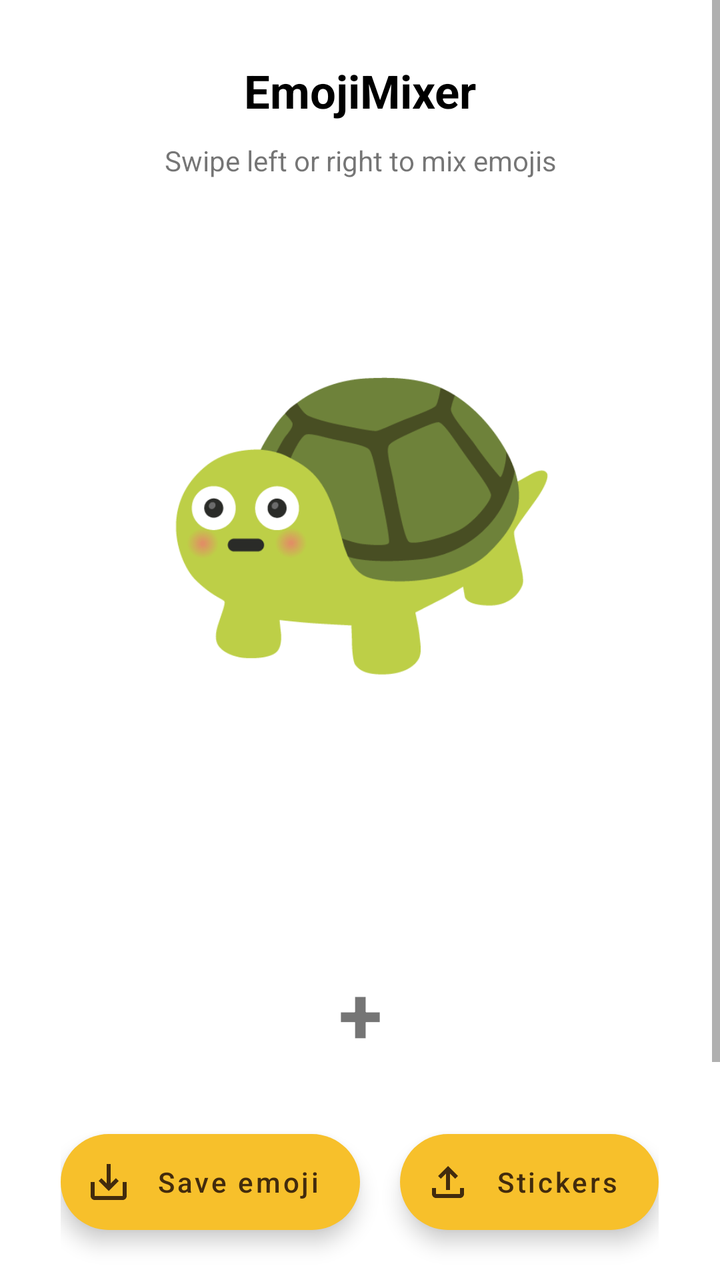
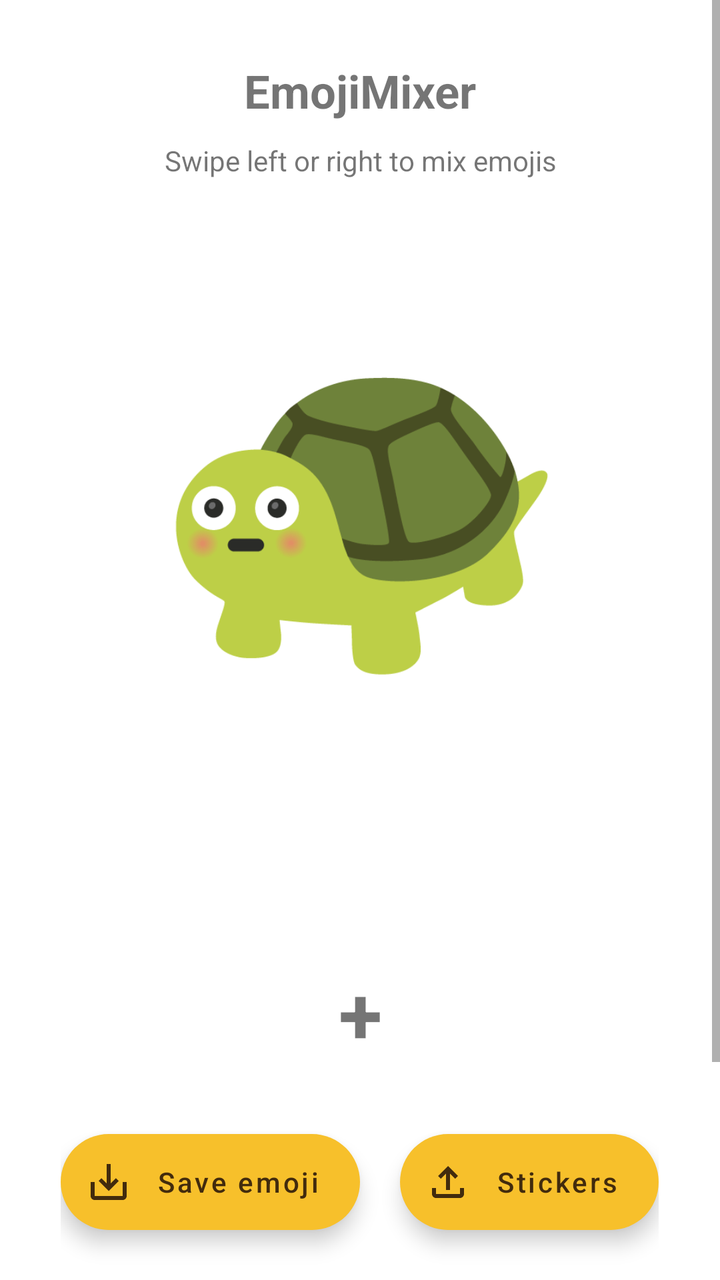

An Android layout rendered at two revisions. The XML below is the earlier revision; the diff shows what the commit changed to produce the second picture.
<!-- AndroidManifest.xml: application theme Theme.MyApplication -->
<!-- res/layout/activity_main.xml -->
<?xml version="1.0" encoding="utf-8"?>
<LinearLayout xmlns:android="http://schemas.android.com/apk/res/android"
    xmlns:app="http://schemas.android.com/apk/res-auto"
    android:layout_width="match_parent"
    android:layout_height="match_parent"
    android:gravity="center_horizontal"
    android:weightSum="3"
    android:orientation="vertical">

    <ScrollView
        android:layout_width="match_parent"
        android:layout_weight="3"
        android:layout_height="match_parent">
        <LinearLayout
            android:layout_weight="3"
            android:layout_width="match_parent"
            android:layout_height="match_parent"
            android:layout_marginTop="20dp"
            android:gravity="center_horizontal"
            android:orientation="vertical">

            <TextView
                android:id="@+id/activityTitle"
                android:layout_width="match_parent"
                android:layout_height="wrap_content"
                android:layout_marginTop="10dp"
                android:gravity="center"
                android:text="@string/app_name"
                android:textColor="#000"
                android:textSize="23sp"
                android:textStyle="bold" />

            <TextView
                android:id="@+id/activityDesc"
                android:layout_width="match_parent"
                android:layout_height="wrap_content"
                android:layout_marginTop="10dp"
                android:layout_marginBottom="60dp"
                android:gravity="center"
                android:text="@string/swipe_left_or_right_to_mix_emojis"
                android:textSize="14sp" />

            <LinearLayout
                android:layout_width="match_parent"
                android:layout_height="match_parent"
                android:layout_weight="1"
                android:gravity="center_horizontal"
                android:orientation="vertical">

                <RelativeLayout
                    android:layout_width="200dp"
                    android:layout_height="200dp">

                    <com.google.android.material.progressindicator.CircularProgressIndicator
                        android:id="@+id/progressBar"
                        android:layout_width="60dp"
                        android:layout_height="60dp"
                        android:layout_centerInParent="true"
                        android:indeterminate="true"
                        app:indicatorColor="#F7C02B"
                        app:indicatorSize="60dp"
                        app:trackCornerRadius="10dp"
                        app:trackThickness="5dp" />

                    <ImageView
                        android:id="@+id/mixedEmoji"
                        android:layout_width="200dp"
                        android:layout_height="200dp"
                        android:layout_centerInParent="true"
                        android:src="@drawable/shocked" />
                </RelativeLayout>

                <LinearLayout
                    android:layout_width="match_parent"
                    android:layout_height="wrap_content"
                    android:layout_marginTop="30dp"
                    android:orientation="vertical">

                    <LinearLayout
                        android:layout_width="match_parent"
                        android:layout_height="100dp"
                        android:orientation="vertical">

                        <androidx.recyclerview.widget.RecyclerView
                            android:id="@+id/emojisSlider1"
                            android:layout_width="match_parent"
                            android:layout_height="match_parent"
                            android:fadingEdge="horizontal"
                            android:fadingEdgeLength="30dp" />
                    </LinearLayout>

                    <TextView
                        android:layout_width="match_parent"
                        android:layout_height="wrap_content"
                        android:layout_marginBottom="10dp"
                        android:gravity="center"
                        android:text="+"
                        android:textSize="40sp"
                        android:textStyle="bold" />

                    <LinearLayout
                        android:layout_width="match_parent"
                        android:layout_height="wrap_content"
                        android:orientation="vertical">

                        <androidx.recyclerview.widget.RecyclerView
                            android:id="@+id/emojisSlider2"
                            android:layout_width="match_parent"
                            android:layout_height="match_parent"
                            android:fadingEdge="horizontal"
                            android:fadingEdgeLength="30dp" />

                    </LinearLayout>
                </LinearLayout>
            </LinearLayout>

        </LinearLayout>
    </ScrollView>
    <LinearLayout
        android:layout_width="wrap_content"
        android:gravity="center_horizontal"
        android:layout_height="wrap_content">
        <com.google.android.material.floatingactionbutton.ExtendedFloatingActionButton
            android:id="@+id/saveEmoji"
            android:layout_width="wrap_content"
            android:layout_height="wrap_content"
            android:layout_marginTop="30dp"
            android:layout_marginBottom="25dp"
            android:text="@string/save_emoji"
            android:textAllCaps="false"
            android:textColor="#422B0D"
            android:textSize="14sp"
            app:backgroundTint="#F7C02B"
            app:icon="@drawable/ic_outline_save_alt_24"
            app:iconTint="#422B0D" />

        <Space
            android:layout_width="20dp"
            android:layout_height="wrap_content"/>

        <com.google.android.material.floatingactionbutton.ExtendedFloatingActionButton
            android:id="@+id/export"
            android:layout_width="wrap_content"
            android:layout_height="wrap_content"
            android:layout_marginTop="30dp"
            android:layout_marginBottom="25dp"
            android:text="Stickers"
            android:textAllCaps="false"
            android:textColor="#422B0D"
            android:textSize="14sp"
            app:backgroundTint="#F7C02B"
            app:icon="@drawable/ic_outline_file_upload_24"
            app:iconTint="#422B0D" />
    </LinearLayout>
</LinearLayout>
<!-- resources referenced by this layout -->
<resources>
  <!-- drawable ic_outline_file_upload_24 (drawable) -->
  <vector android:height="24dp" android:tint="#000000"
      android:viewportHeight="24" android:viewportWidth="24"
      android:width="24dp" xmlns:android="http://schemas.android.com/apk/res/android">
      <path android:fillColor="@android:color/white" android:pathData="M18,15v3H6v-3H4v3c0,1.1 0.9,2 2,2h12c1.1,0 2,-0.9 2,-2v-3H18zM7,9l1.41,1.41L11,7.83V16h2V7.83l2.59,2.58L17,9l-5,-5L7,9z"/>
  </vector>
  <!-- drawable ic_outline_save_alt_24 (drawable) -->
  <vector xmlns:android="http://schemas.android.com/apk/res/android"
      android:width="24dp"
      android:height="24dp"
      android:tint="#FFFFFF"
      android:viewportWidth="24"
      android:viewportHeight="24">
      <path
          android:fillColor="@android:color/white"
          android:pathData="M19,12v7L5,19v-7L3,12v7c0,1.1 0.9,2 2,2h14c1.1,0 2,-0.9 2,-2v-7h-2zM13,12.67l2.59,-2.58L17,11.5l-5,5 -5,-5 1.41,-1.41L11,12.67L11,3h2v9.67z" />
  </vector>
  <!-- drawable shocked: png bitmap (drawable, 7876 bytes) -->
  <string name="app_name" translatable="false">EmojiMixer</string>
  <string name="save_emoji">Save emoji</string>
  <string name="swipe_left_or_right_to_mix_emojis">Swipe left or right to mix emojis</string>
  <style name="Theme.MyApplication" parent="Theme.MaterialComponents.Light.NoActionBar">
          
          <item name="colorPrimary">@color/purple_500</item>
          <item name="colorPrimaryVariant">@color/purple_700</item>
          <item name="colorOnPrimary">@color/white</item>
          
          <item name="colorSecondary">@color/teal_200</item>
          <item name="colorSecondaryVariant">@color/teal_700</item>
          <item name="colorOnSecondary">@color/black</item>
          
          <item name="android:statusBarColor">@android:color/white</item>
          <item name="android:windowLightStatusBar" tools:targetApi="m">true</item>
          <item name="bottomSheetDialogTheme">@style/AppBottomSheetDialogTheme</item>
  
          
      </style>
  <color name="purple_500">#FF6200EE</color>
  <color name="purple_700">#FF3700B3</color>
  <color name="white">#FFFFFFFF</color>
  <color name="teal_200">#FF03DAC5</color>
  <color name="teal_700">#FF018786</color>
  <color name="black">#FF000000</color>
  <style name="AppBottomSheetDialogTheme" parent="Theme.Design.Light.BottomSheetDialog">
          <item name="bottomSheetStyle">@style/AppModalStyle</item>
      </style>
  <style name="AppModalStyle" parent="Widget.Design.BottomSheet.Modal">
          <item name="android:background">@drawable/rounded_top_corners</item>
      </style>
  <!-- drawable rounded_top_corners (drawable) -->
  <?xml version="1.0" encoding="utf-8"?>
  <shape xmlns:android="http://schemas.android.com/apk/res/android"
      android:shape="rectangle">
      <solid android:color="@android:color/white"/>
      <corners android:topLeftRadius="16dp"
          android:topRightRadius="16dp"/>
  
  </shape>
</resources>

<!-- the commit's change to res/layout/activity_main.xml (unified diff, before → after) -->
@@ -1,6 +1,7 @@
 <?xml version="1.0" encoding="utf-8"?>
 <LinearLayout xmlns:android="http://schemas.android.com/apk/res/android"
     xmlns:app="http://schemas.android.com/apk/res-auto"
+    xmlns:tools="http://schemas.android.com/tools"
     android:layout_width="match_parent"
     android:layout_height="match_parent"
     android:gravity="center_horizontal"
@@ -10,11 +11,10 @@
     <ScrollView
         android:layout_width="match_parent"
         android:layout_weight="3"
-        android:layout_height="match_parent">
+        android:layout_height="0dp">
         <LinearLayout
-            android:layout_weight="3"
             android:layout_width="match_parent"
-            android:layout_height="match_parent"
+            android:layout_height="wrap_content"
             android:layout_marginTop="20dp"
             android:gravity="center_horizontal"
             android:orientation="vertical">
@@ -26,7 +26,6 @@
                 android:layout_marginTop="10dp"
                 android:gravity="center"
                 android:text="@string/app_name"
-                android:textColor="#000"
                 android:textSize="23sp"
                 android:textStyle="bold" />
 
@@ -42,7 +41,7 @@
 
             <LinearLayout
                 android:layout_width="match_parent"
-                android:layout_height="match_parent"
+                android:layout_height="0dp"
                 android:layout_weight="1"
                 android:gravity="center_horizontal"
                 android:orientation="vertical">
@@ -96,7 +95,8 @@
                         android:gravity="center"
                         android:text="+"
                         android:textSize="40sp"
-                        android:textStyle="bold" />
+                        android:textStyle="bold"
+                        tools:ignore="HardcodedText" />
 
                     <LinearLayout
                         android:layout_width="match_parent"
@@ -144,7 +144,7 @@
             android:layout_height="wrap_content"
             android:layout_marginTop="30dp"
             android:layout_marginBottom="25dp"
-            android:text="Stickers"
+            android:text="@string/stickers"
             android:textAllCaps="false"
             android:textColor="#422B0D"
             android:textSize="14sp"
<!-- resource entries referenced after the edit -->
@@ -20,6 +20,7 @@
   <!-- drawable shocked: png bitmap (drawable, 7876 bytes) -->
   <string name="app_name" translatable="false">EmojiMixer</string>
   <string name="save_emoji">Save emoji</string>
+  <string name="stickers">Stickers</string>
   <string name="swipe_left_or_right_to_mix_emojis">Swipe left or right to mix emojis</string>
   <style name="Theme.MyApplication" parent="Theme.MaterialComponents.Light.NoActionBar">
           
